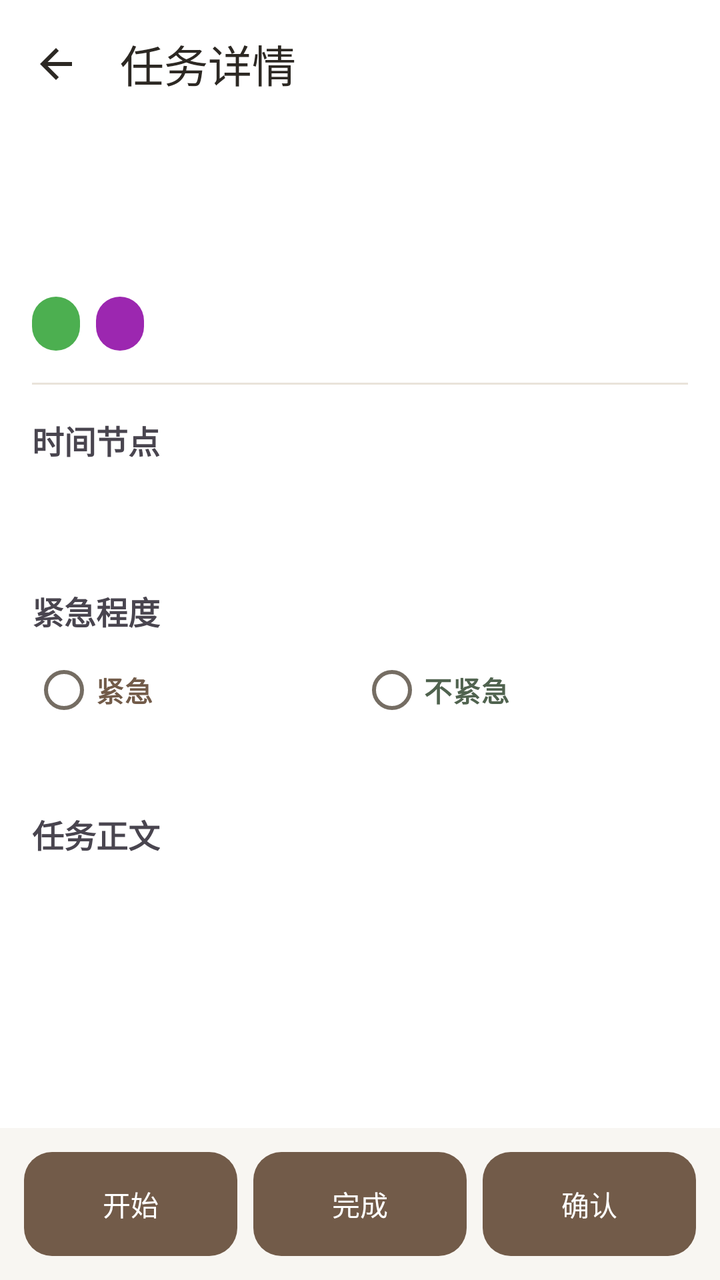
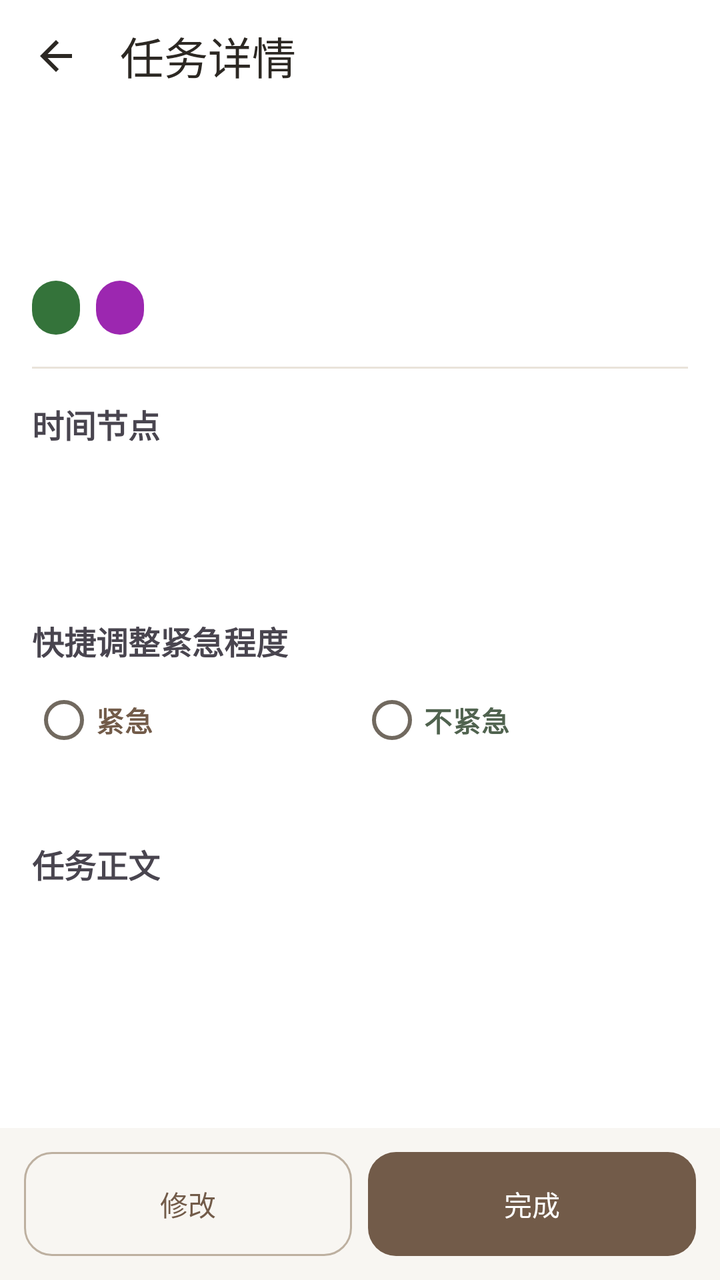

The first picture is an Android layout as it rendered before a commit; the second is the same layout after the commit. The layout source and the unified diff follow.
<!-- AndroidManifest.xml: application theme Theme.Project_Pandora -->
<!-- res/layout/activity_task_detail.xml -->
<?xml version="1.0" encoding="utf-8"?>
<layout xmlns:android="http://schemas.android.com/apk/res/android"
    xmlns:app="http://schemas.android.com/apk/res-auto">

    <data>

    </data>

    <androidx.constraintlayout.widget.ConstraintLayout
        android:layout_width="match_parent"
        android:layout_height="match_parent"
        android:background="?attr/colorSurface">

        <com.google.android.material.appbar.MaterialToolbar
            android:id="@+id/toolbar"
            android:layout_width="match_parent"
            android:layout_height="wrap_content"
            android:background="@color/color_surface"
            app:title="任务详情"
            app:titleTextColor="@color/color_text_primary"
            app:navigationIcon="@drawable/ic_back"
            app:layout_constraintTop_toTopOf="parent"
            style="@style/Widget.Pandora.Toolbar"
            app:navigationIconTint="@color/color_text_primary"
            android:elevation="0dp" />

        <ScrollView
            android:layout_width="match_parent"
            android:layout_height="0dp"
            app:layout_constraintTop_toBottomOf="@id/toolbar"
            app:layout_constraintBottom_toTopOf="@id/bottomLayout">

            <LinearLayout
                android:layout_width="match_parent"
                android:layout_height="wrap_content"
                android:orientation="vertical"
                android:padding="16dp">

                <TextView
                    android:id="@+id/textTaskName"
                    android:layout_width="match_parent"
                    android:layout_height="wrap_content"
                    android:textSize="22sp"
                    android:textStyle="bold"
                    android:textColor="@color/color_text_primary" />

                <TextView
                    android:id="@+id/textAssignee"
                    android:layout_width="match_parent"
                    android:layout_height="wrap_content"
                    android:layout_marginTop="8dp"
                    android:textSize="14sp"
                    android:textColor="@color/color_text_secondary" />

                <com.google.android.material.chip.ChipGroup
                    android:id="@+id/taskTagChips"
                    android:layout_width="match_parent"
                    android:layout_height="wrap_content" />

                <com.google.android.material.button.MaterialButton
                    android:id="@+id/btnEditTaskTags"
                    style="@style/Widget.Pandora.Button.Text"
                    android:layout_width="wrap_content"
                    android:layout_height="48dp"
                    android:text="调整标签"
                    android:visibility="gone" />

                <LinearLayout
                    android:layout_width="match_parent"
                    android:layout_height="wrap_content"
                    android:orientation="horizontal"
                    android:layout_marginTop="12dp">

                    <TextView
                        android:id="@+id/textStatus"
                        android:layout_width="wrap_content"
                        android:layout_height="wrap_content"
                        android:paddingHorizontal="12dp"
                        android:paddingVertical="4dp"
                        android:textSize="14sp"
                        android:background="@drawable/bg_status_tag"
                        android:textColor="@android:color/white" />

                    <TextView
                        android:id="@+id/textQuadrant"
                        android:layout_width="wrap_content"
                        android:layout_height="wrap_content"
                        android:layout_marginStart="8dp"
                        android:paddingHorizontal="12dp"
                        android:paddingVertical="4dp"
                        android:textSize="14sp"
                        android:background="@drawable/bg_quadrant_tag"
                        android:textColor="@android:color/white" />

                </LinearLayout>

                <View
                    android:layout_width="match_parent"
                    android:layout_height="1dp"
                    android:layout_marginTop="16dp"
                    android:background="@color/color_divider" />

                <TextView
                    android:layout_width="wrap_content"
                    android:layout_height="wrap_content"
                    android:layout_marginTop="16dp"
                    android:text="时间节点"
                    android:textStyle="bold"
                    android:textSize="16sp" />

                <TextView
                    android:id="@+id/textStartTime"
                    android:layout_width="match_parent"
                    android:layout_height="wrap_content"
                    android:layout_marginTop="4dp"
                    android:textSize="14sp"
                    android:textColor="@color/color_text_secondary" />

                <TextView
                    android:id="@+id/textEndTime"
                    android:layout_width="match_parent"
                    android:layout_height="wrap_content"
                    android:layout_marginTop="4dp"
                    android:textSize="14sp"
                    android:textColor="@color/color_text_secondary" />

                <TextView
                    android:layout_width="wrap_content"
                    android:layout_height="wrap_content"
                    android:layout_marginTop="16dp"
                    android:text="紧急程度"
                    android:textStyle="bold"
                    android:textSize="16sp" />

                <RadioGroup
                    android:id="@+id/radioGroupUrgency"
                    android:layout_width="match_parent"
                    android:layout_height="wrap_content"
                    android:orientation="horizontal"
                    android:layout_marginTop="4dp">

                    <RadioButton
                        android:id="@+id/radioUrgencyUrgent"
                        android:layout_width="0dp"
                        android:layout_height="wrap_content"
                        android:layout_weight="1"
                        android:text="紧急"
                        android:textSize="14sp"
                        android:textColor="@color/color_accent"
                        android:textStyle="bold"
                        android:paddingVertical="8dp" />

                    <RadioButton
                        android:id="@+id/radioUrgencyNotUrgent"
                        android:layout_width="0dp"
                        android:layout_height="wrap_content"
                        android:layout_weight="1"
                        android:text="不紧急"
                        android:textSize="14sp"
                        android:textColor="@color/color_success"
                        android:textStyle="bold"
                        android:paddingVertical="8dp" />

                </RadioGroup>

                <TextView
                    android:id="@+id/textUrgencyHint"
                    android:layout_width="match_parent"
                    android:layout_height="wrap_content"
                    android:layout_marginTop="4dp"
                    android:textSize="12sp"
                    android:textColor="@color/color_text_secondary" />

                

                
                <TextView
                    android:layout_width="wrap_content"
                    android:layout_height="wrap_content"
                    android:layout_marginTop="16dp"
                    android:text="@string/task_content_label"
                    android:textStyle="bold"
                    android:textSize="16sp" />

                <TextView
                    android:id="@+id/textTaskContent"
                    android:layout_width="match_parent"
                    android:layout_height="wrap_content"
                    android:layout_marginTop="4dp"
                    android:textSize="14sp"
                    android:textColor="@color/color_text_primary" />

            </LinearLayout>

        </ScrollView>

        <LinearLayout
            android:id="@+id/bottomLayout"
            android:layout_width="match_parent"
            android:layout_height="wrap_content"
            android:orientation="horizontal"
            android:padding="8dp"
            android:background="@color/color_bg_page"
            app:layout_constraintBottom_toBottomOf="parent">

            <com.google.android.material.button.MaterialButton
                android:id="@+id/btnStart"
                android:layout_width="0dp"
                android:layout_height="52dp"
                android:layout_weight="1"
                android:layout_margin="4dp"
                android:insetTop="0dp"
                android:insetBottom="0dp"
                android:minWidth="0dp"
                android:paddingHorizontal="8dp"
                android:maxLines="1"
                android:text="开始"
                android:textSize="14sp"
                android:textColor="@color/color_on_accent" />

            
            <com.google.android.material.button.MaterialButton
                android:id="@+id/btnReopen"
                android:layout_width="0dp"
                android:layout_height="52dp"
                android:layout_weight="1"
                android:layout_margin="4dp"
                android:insetTop="0dp"
                android:insetBottom="0dp"
                android:minWidth="0dp"
                android:paddingHorizontal="8dp"
                android:maxLines="1"
                android:text="@string/btn_reopen_task"
                android:textSize="14sp"
                android:visibility="gone"
                android:textColor="@color/color_on_accent" />

            <com.google.android.material.button.MaterialButton
                android:id="@+id/btnComplete"
                android:layout_width="0dp"
                android:layout_height="52dp"
                android:layout_weight="1"
                android:layout_margin="4dp"
                android:insetTop="0dp"
                android:insetBottom="0dp"
                android:minWidth="0dp"
                android:paddingHorizontal="8dp"
                android:maxLines="1"
                android:text="完成"
                android:textSize="14sp"
                android:textColor="@color/color_on_accent" />

            <com.google.android.material.button.MaterialButton
                android:id="@+id/btnConfirm"
                android:layout_width="0dp"
                android:layout_height="52dp"
                android:layout_weight="1"
                android:layout_margin="4dp"
                android:insetTop="0dp"
                android:insetBottom="0dp"
                android:minWidth="0dp"
                android:paddingHorizontal="8dp"
                android:maxLines="1"
                android:text="确认"
                android:textSize="14sp"
                android:textColor="@color/color_on_accent" />

            <com.google.android.material.button.MaterialButton
                android:id="@+id/btnDelete"
                android:layout_width="0dp"
                android:layout_height="52dp"
                android:layout_weight="1"
                android:layout_margin="4dp"
                android:insetTop="0dp"
                android:insetBottom="0dp"
                android:minWidth="0dp"
                android:paddingHorizontal="8dp"
                android:maxLines="1"
                android:text="删除"
                android:textSize="14sp"
                android:backgroundTint="@color/color_error"
                android:visibility="gone"
                android:textColor="@color/color_on_accent" />

        </LinearLayout>

        <ProgressBar
            android:id="@+id/progressBar"
            android:layout_width="wrap_content"
            android:layout_height="wrap_content"
            android:visibility="gone"
            app:layout_constraintTop_toTopOf="parent"
            app:layout_constraintBottom_toBottomOf="parent"
            app:layout_constraintStart_toStartOf="parent"
            app:layout_constraintEnd_toEndOf="parent" />

    </androidx.constraintlayout.widget.ConstraintLayout>
</layout>
<!-- resources referenced by this layout -->
<resources>
  <color name="color_accent">#725B49</color>
  <color name="color_bg_page">#F8F6F2</color>
  <color name="color_divider">#E9E3DA</color>
  <color name="color_error">#A1473A</color>
  <color name="color_on_accent">#FFFFFF</color>
  <color name="color_success">#50634F</color>
  <color name="color_surface">#FFFFFF</color>
  <color name="color_text_primary">#2C2823</color>
  <color name="color_text_secondary">#756D63</color>
  <!-- drawable bg_status_tag (drawable) -->
  <?xml version="1.0" encoding="utf-8"?>
  <shape xmlns:android="http://schemas.android.com/apk/res/android"
      android:shape="rectangle">
      <solid android:color="#4CAF50" />
      <corners android:radius="12dp" />
  </shape>
  <string name="btn_reopen_task">切回未完成</string>
  <string name="task_content_label">任务正文</string>
  <style name="Widget.Pandora.Button.Text" parent="Widget.Material3.Button.TextButton">
          <item name="cornerRadius">12dp</item>
          <item name="android:minHeight">48dp</item>
          <item name="android:textAppearance">@style/TextAppearance.Pandora.Label</item>
          <item name="android:textAllCaps">false</item>
      </style>
  <style name="Widget.Pandora.Toolbar" parent="Widget.Material3.Toolbar">
          <item name="android:background">@color/color_surface</item>
          <item name="android:minHeight">64dp</item>
          <item name="android:elevation">0dp</item>
          <item name="titleTextAppearance">@style/TextAppearance.Pandora.Title</item>
          <item name="titleTextColor">@color/color_text_primary</item>
          <item name="subtitleTextColor">@color/color_text_secondary</item>
          <item name="navigationIconTint">@color/color_text_primary</item>
          <item name="contentInsetStart">20dp</item>
          <item name="contentInsetEnd">16dp</item>
      </style>
  <style name="Theme.Project_Pandora" parent="Base.Theme.Project_Pandora" />
  <color name="color_accent_soft">#EEE6DC</color>
  <color name="color_surface_soft">#F3EFE8</color>
  <color name="color_border_strong">#BDB0A0</color>
  <color name="color_error_surface">#F8EAE5</color>
  <style name="TextAppearance.Pandora.BodySmall" parent="TextAppearance.Material3.BodyMedium">
          <item name="android:textSize">14sp</item>
          <item name="android:textColor">@color/color_text_secondary</item>
      </style>
  <style name="Widget.Pandora.Button" parent="Widget.Material3.Button">
          <item name="cornerRadius">14dp</item>
          <item name="android:minHeight">52dp</item>
          <item name="android:textAppearance">@style/TextAppearance.Pandora.Label</item>
          <item name="android:textAllCaps">false</item>
          <item name="android:stateListAnimator">@null</item>
      </style>
  <style name="Widget.Pandora.Button.Outlined" parent="Widget.Material3.Button.OutlinedButton">
          <item name="cornerRadius">14dp</item>
          <item name="strokeColor">@color/color_border_strong</item>
          <item name="android:minHeight">48dp</item>
          <item name="android:textAppearance">@style/TextAppearance.Pandora.Label</item>
          <item name="android:textAllCaps">false</item>
      </style>
  <style name="Widget.Pandora.LegacyCard" parent="CardView">
          <item name="cardBackgroundColor">@color/color_surface</item>
          <item name="cardCornerRadius">18dp</item>
          <item name="cardElevation">1dp</item>
      </style>
  <style name="Widget.Pandora.NavIndicator" parent="Widget.Material3.BottomNavigationView.ActiveIndicator">
          <item name="android:color">@color/color_accent_soft</item>
      </style>
  <!-- unchanged entries left out for length: 13 -->
</resources>

<!-- the commit's change to res/layout/activity_task_detail.xml (unified diff, before → after) -->
@@ -82,7 +82,7 @@
                         android:textColor="@android:color/white" />
 
                     <TextView
-                        android:id="@+id/textQuadrant"
+                        android:id="@+id/textUrgencyBadge"
                         android:layout_width="wrap_content"
                         android:layout_height="wrap_content"
                         android:layout_marginStart="8dp"
@@ -109,6 +109,14 @@
                     android:textSize="16sp" />
 
                 <TextView
+                    android:id="@+id/textCreatedTime"
+                    android:layout_width="match_parent"
+                    android:layout_height="wrap_content"
+                    android:layout_marginTop="4dp"
+                    android:textSize="14sp"
+                    android:textColor="@color/color_text_secondary" />
+
+                <TextView
                     android:id="@+id/textStartTime"
                     android:layout_width="match_parent"
                     android:layout_height="wrap_content"
@@ -128,7 +136,7 @@
                     android:layout_width="wrap_content"
                     android:layout_height="wrap_content"
                     android:layout_marginTop="16dp"
-                    android:text="紧急程度"
+                    android:text="快捷调整紧急程度"
                     android:textStyle="bold"
                     android:textSize="16sp" />
 
@@ -187,7 +195,7 @@
                     android:layout_width="match_parent"
                     android:layout_height="wrap_content"
                     android:layout_marginTop="4dp"
-                    android:textSize="14sp"
+                    android:textSize="16sp"
                     android:textColor="@color/color_text_primary" />
 
             </LinearLayout>
@@ -204,7 +212,8 @@
             app:layout_constraintBottom_toBottomOf="parent">
 
             <com.google.android.material.button.MaterialButton
-                android:id="@+id/btnStart"
+                android:id="@+id/btnEdit"
+                style="@style/Widget.Pandora.Button.Outlined"
                 android:layout_width="0dp"
                 android:layout_height="52dp"
                 android:layout_weight="1"
@@ -214,26 +223,9 @@
                 android:minWidth="0dp"
                 android:paddingHorizontal="8dp"
                 android:maxLines="1"
-                android:text="开始"
+                android:text="修改"
                 android:textSize="14sp"
-                android:textColor="@color/color_on_accent" />
-
-            
-            <com.google.android.material.button.MaterialButton
-                android:id="@+id/btnReopen"
-                android:layout_width="0dp"
-                android:layout_height="52dp"
-                android:layout_weight="1"
-                android:layout_margin="4dp"
-                android:insetTop="0dp"
-                android:insetBottom="0dp"
-                android:minWidth="0dp"
-                android:paddingHorizontal="8dp"
-                android:maxLines="1"
-                android:text="@string/btn_reopen_task"
-                android:textSize="14sp"
-                android:visibility="gone"
-                android:textColor="@color/color_on_accent" />
+                android:textColor="@color/color_accent" />
 
             <com.google.android.material.button.MaterialButton
                 android:id="@+id/btnComplete"
@@ -247,21 +239,6 @@
                 android:paddingHorizontal="8dp"
                 android:maxLines="1"
                 android:text="完成"
-                android:textSize="14sp"
-                android:textColor="@color/color_on_accent" />
-
-            <com.google.android.material.button.MaterialButton
-                android:id="@+id/btnConfirm"
-                android:layout_width="0dp"
-                android:layout_height="52dp"
-                android:layout_weight="1"
-                android:layout_margin="4dp"
-                android:insetTop="0dp"
-                android:insetBottom="0dp"
-                android:minWidth="0dp"
-                android:paddingHorizontal="8dp"
-                android:maxLines="1"
-                android:text="确认"
                 android:textSize="14sp"
                 android:textColor="@color/color_on_accent" />
 
<!-- resource entries referenced after the edit -->
@@ -8,34 +8,35 @@
   <color name="color_success">#50634F</color>
   <color name="color_surface">#FFFFFF</color>
   <color name="color_text_primary">#2C2823</color>
-  <color name="color_text_secondary">#756D63</color>
+  <color name="color_text_secondary">#71695F</color>
   <!-- drawable bg_status_tag (drawable) -->
   <?xml version="1.0" encoding="utf-8"?>
   <shape xmlns:android="http://schemas.android.com/apk/res/android"
       android:shape="rectangle">
-      <solid android:color="#4CAF50" />
+      <solid android:color="@color/color_status_badge_fill" />
       <corners android:radius="12dp" />
   </shape>
-  <string name="btn_reopen_task">切回未完成</string>
   <string name="task_content_label">任务正文</string>
   <style name="Widget.Pandora.Button.Text" parent="Widget.Material3.Button.TextButton">
           <item name="cornerRadius">12dp</item>
           <item name="android:minHeight">48dp</item>
           <item name="android:textAppearance">@style/TextAppearance.Pandora.Label</item>
           <item name="android:textAllCaps">false</item>
+          <item name="android:stateListAnimator">@animator/pandora_button_press</item>
       </style>
   <style name="Widget.Pandora.Toolbar" parent="Widget.Material3.Toolbar">
           <item name="android:background">@color/color_surface</item>
-          <item name="android:minHeight">64dp</item>
+          <item name="android:minHeight">56dp</item>
           <item name="android:elevation">0dp</item>
           <item name="titleTextAppearance">@style/TextAppearance.Pandora.Title</item>
           <item name="titleTextColor">@color/color_text_primary</item>
           <item name="subtitleTextColor">@color/color_text_secondary</item>
           <item name="navigationIconTint">@color/color_text_primary</item>
-          <item name="contentInsetStart">20dp</item>
+          <item name="contentInsetStart">16dp</item>
           <item name="contentInsetEnd">16dp</item>
       </style>
   <style name="Theme.Project_Pandora" parent="Base.Theme.Project_Pandora" />
+  <color name="color_status_badge_fill">#34733A</color>
   <color name="color_accent_soft">#EEE6DC</color>
   <color name="color_surface_soft">#F3EFE8</color>
   <color name="color_border_strong">#BDB0A0</color>
@@ -49,7 +50,7 @@
           <item name="android:minHeight">52dp</item>
           <item name="android:textAppearance">@style/TextAppearance.Pandora.Label</item>
           <item name="android:textAllCaps">false</item>
-          <item name="android:stateListAnimator">@null</item>
+          <item name="android:stateListAnimator">@animator/pandora_button_press</item>
       </style>
   <style name="Widget.Pandora.Button.Outlined" parent="Widget.Material3.Button.OutlinedButton">
           <item name="cornerRadius">14dp</item>
@@ -57,6 +58,7 @@
           <item name="android:minHeight">48dp</item>
           <item name="android:textAppearance">@style/TextAppearance.Pandora.Label</item>
           <item name="android:textAllCaps">false</item>
+          <item name="android:stateListAnimator">@animator/pandora_button_press</item>
       </style>
   <style name="Widget.Pandora.LegacyCard" parent="CardView">
           <item name="cardBackgroundColor">@color/color_surface</item>
